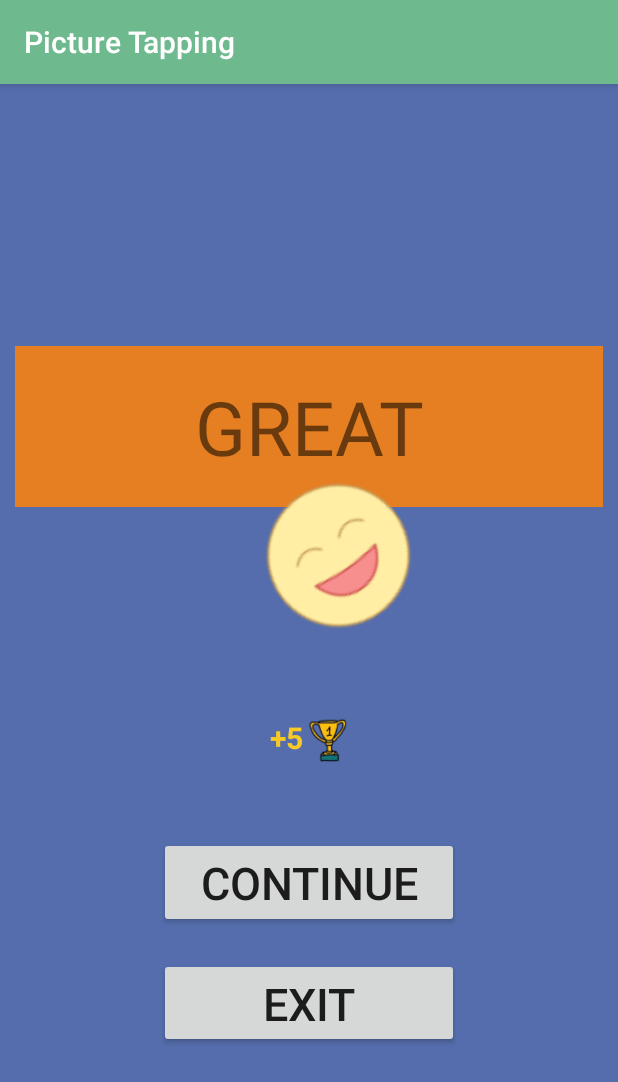
After one commit to Duchieuctk41/Anki, an Android app: the SecondActivity screen opened directly, with no data from a screen before it, on a phone screen of 412 x 824 dp. The commit adds this screen. Shown: the top 1082 px of the screen. Run offline under Robolectric (Android 15) with nearby library versions, the phone set to English and light mode, and no system bars.

Commit message:
them 3 intent, xoa 1 dialog, chinh progessbar, tao su kien cho gridvid

```diff
--- a/AAA/app/src/main/AndroidManifest.xml
+++ b/AAA/app/src/main/AndroidManifest.xml
@@ -9,6 +9,9 @@
         android:roundIcon="@mipmap/ic_launcher_round"
         android:supportsRtl="true"
         android:theme="@style/AppTheme">
+        <activity android:name=".FourActivity"></activity>
+        <activity android:name=".ThirdActivity" />
+        <activity android:name=".SecondActivity" />
         <activity android:name=".MainActivity">
             <intent-filter>
                 <action android:name="android.intent.action.MAIN" />
--- /dev/null
+++ b/AAA/app/src/main/java/admin/example/aaa/SecondActivity.java
@@ -0,0 +1,42 @@
+package admin.example.aaa;
+
+import androidx.appcompat.app.AppCompatActivity;
+
+import android.content.Intent;
+import android.os.Bundle;
+import android.view.View;
+import android.view.animation.Animation;
+import android.view.animation.AnimationUtils;
+import android.widget.Button;
+import android.widget.ImageView;
+
+public class SecondActivity extends AppCompatActivity {
+    Button btcontinue;
+
+
+    @Override
+    protected void onCreate(Bundle savedInstanceState) {
+        super.onCreate(savedInstanceState);
+        setContentView(R.layout.activity_second);
+        Anhxa();
+        btcontinue.setOnClickListener(new View.OnClickListener() {
+            @Override
+            public void onClick(View v) {
+                Intent intent = new Intent(SecondActivity.this,MainActivity.class);
+                startActivity(intent);
+            }
+        });
+        final ImageView imgrotate = (ImageView) findViewById(R.id.laugh);
+        final Animation animation = AnimationUtils.loadAnimation(this,R.anim.anim_);
+        imgrotate.startAnimation(animation);
+
+
+
+    }
+
+    private void Anhxa() {
+        btcontinue = (Button) findViewById(R.id.btcontinue);
+
+
+    }
+}
--- /dev/null
+++ b/AAA/app/src/main/res/layout/activity_second.xml
@@ -0,0 +1,76 @@
+<?xml version="1.0" encoding="utf-8"?>
+<LinearLayout xmlns:android="http://schemas.android.com/apk/res/android"
+    android:layout_width="match_parent"
+    android:layout_height="match_parent"
+    android:orientation="vertical"
+    android:gravity="center"
+    android:background="@drawable/color_dialog"
+
+    >
+    <TextView
+        android:layout_marginTop="100dp"
+        android:layout_marginRight="10dp"
+        android:layout_marginLeft="10dp"
+        android:gravity="center_horizontal"
+        android:layout_width="match_parent"
+        android:layout_height="wrap_content"
+        android:text="Great"
+        android:textAllCaps="true"
+        android:layout_gravity="center_horizontal"
+        android:padding="20dp"
+        android:background="@color/orange"
+        android:textSize="50dp"
+        >
+    </TextView>
+    <ImageView
+        android:layout_marginTop="20dp"
+        android:layout_gravity="center_horizontal"
+        android:id="@+id/laugh"
+        android:layout_width="100dp"
+        android:layout_height="100dp"
+        android:src="@drawable/laugh"
+        >
+    </ImageView>
+    <LinearLayout
+        android:layout_margin="20dp"
+        android:gravity="center_horizontal"
+        android:layout_width="match_parent"
+        android:layout_height="wrap_content"
+        android:orientation="horizontal">
+        <TextView
+            android:layout_width="wrap_content"
+            android:layout_height="wrap_content"
+            android:text="+5"
+            android:textSize="20dp"
+            android:textStyle="bold"
+            android:textColor="@color/yellow"
+            >
+        </TextView>
+        <ImageView
+            android:layout_width="30dp"
+            android:layout_height="30dp"
+            android:src="@drawable/trophy">
+        </ImageView>
+    </LinearLayout>
+    <Button
+        android:id="@+id/btcontinue"
+        android:layout_marginTop="30dp"
+        android:layout_width="200dp"
+        android:layout_height="wrap_content"
+        android:text="continue"
+        android:textSize="30dp"
+        >
+    </Button>
+    <Button
+        android:layout_marginTop="20dp"
+        android:layout_width="200dp"
+        android:layout_height="60dp"
+        android:text="Exit"
+        android:textSize="30dp"
+
+        android:layout_marginBottom="50dp"
+        >
+    </Button>
+
+
+</LinearLayout>
```
Also changed, not shown: AAA/app/src/main/java/admin/example/aaa/FourActivity.java (added, +41 -0 lines), AAA/app/src/main/java/admin/example/aaa/MainActivity.java (+50 -32 lines), AAA/app/src/main/java/admin/example/aaa/ThirdActivity.java (added, +41 -0 lines), AAA/app/src/main/res/layout/activity_four.xml (added, +76 -0 lines), AAA/app/src/main/res/layout/activity_third.xml (added, +76 -0 lines), AAA/app/src/main/res/drawable-v24/laugh.png (added).
